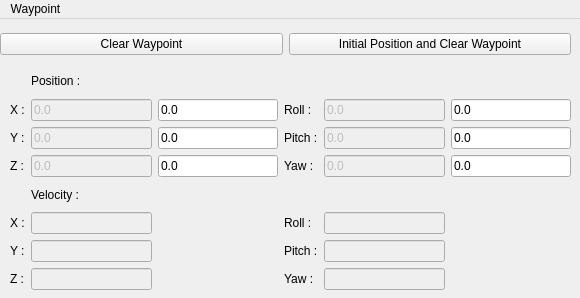
This is rqt_waypoint/resource/Mainwindow.ui in sonia-auv/rqt_sonia_plugins as Qt 5 draws it before an edit. The edited form follows.
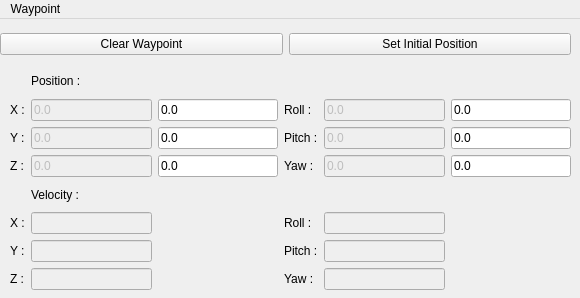
This is the edited form.

Commit message: Rename button

The edit to the form file:
```diff
--- a/rqt_waypoint/resource/Mainwindow.ui
+++ b/rqt_waypoint/resource/Mainwindow.ui
@@ -61,7 +61,7 @@
         <bool>true</bool>
        </property>
        <property name="text">
-        <string>Initial Position and Clear Waypoint</string>
+        <string>Set Initial Position</string>
        </property>
       </widget>
      </item>
```
